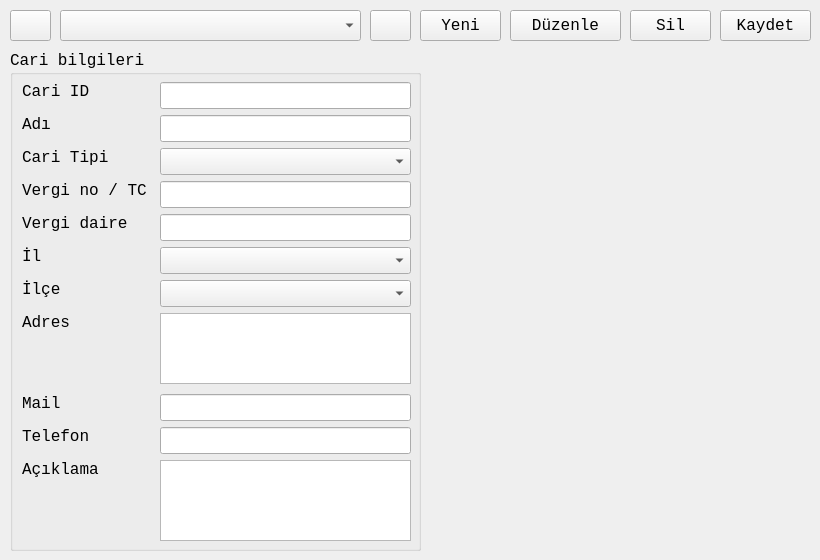
Old version of the form carikartlardialog.ui in the repository mamoo81/bhss.
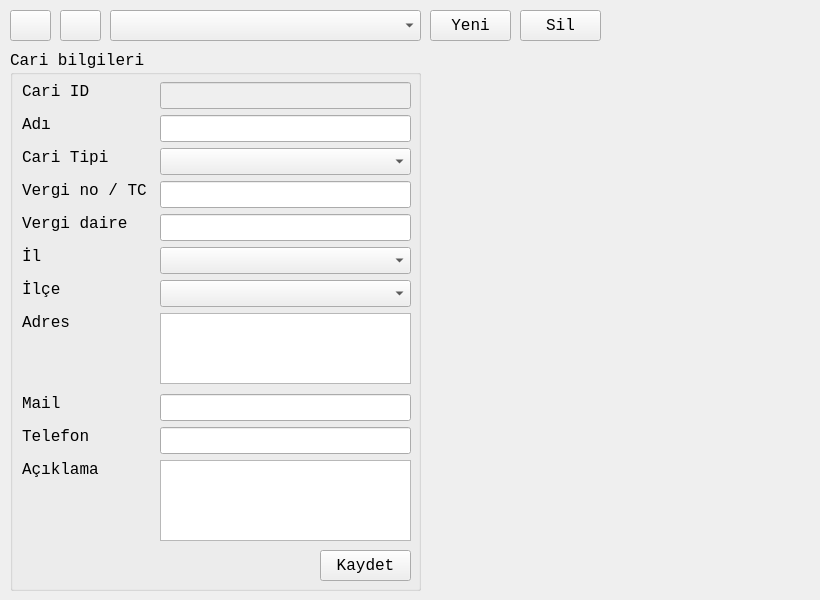
New version of the form. Icons and pictures are not drawn.

Diff of the .ui file:
```diff
--- a/carikartlardialog.ui
+++ b/carikartlardialog.ui
@@ -7,13 +7,19 @@
     <x>0</x>
     <y>0</y>
     <width>820</width>
-    <height>560</height>
+    <height>600</height>
    </rect>
   </property>
   <property name="minimumSize">
    <size>
     <width>820</width>
-    <height>560</height>
+    <height>600</height>
+   </size>
+  </property>
+  <property name="maximumSize">
+   <size>
+    <width>820</width>
+    <height>600</height>
    </size>
   </property>
   <property name="font">
@@ -25,10 +31,10 @@
   <property name="windowTitle">
    <string>Cari Kartlar</string>
   </property>
-  <widget class="QToolButton" name="toolButton">
+  <widget class="QToolButton" name="YenitoolButton">
    <property name="geometry">
     <rect>
-     <x>420</x>
+     <x>430</x>
      <y>10</y>
      <width>81</width>
      <height>31</height>
@@ -51,36 +57,10 @@
     <enum>Qt::ToolButtonTextBesideIcon</enum>
    </property>
   </widget>
-  <widget class="QToolButton" name="toolButton_2">
+  <widget class="QToolButton" name="SiltoolButton">
    <property name="geometry">
     <rect>
-     <x>510</x>
-     <y>10</y>
-     <width>111</width>
-     <height>31</height>
-    </rect>
-   </property>
-   <property name="text">
-    <string>Düzenle</string>
-   </property>
-   <property name="icon">
-    <iconset resource="images.qrc">
-     <normaloff>:/images/ui/registration-user.png</normaloff>:/images/ui/registration-user.png</iconset>
-   </property>
-   <property name="iconSize">
-    <size>
-     <width>32</width>
-     <height>32</height>
-    </size>
-   </property>
-   <property name="toolButtonStyle">
-    <enum>Qt::ToolButtonTextBesideIcon</enum>
-   </property>
-  </widget>
-  <widget class="QToolButton" name="toolButton_3">
-   <property name="geometry">
-    <rect>
-     <x>630</x>
+     <x>520</x>
      <y>10</y>
      <width>81</width>
      <height>31</height>
@@ -103,7 +83,7 @@
     <enum>Qt::ToolButtonTextBesideIcon</enum>
    </property>
   </widget>
-  <widget class="QToolButton" name="toolButton_4">
+  <widget class="QToolButton" name="GeritoolButton">
    <property name="geometry">
     <rect>
      <x>10</x>
@@ -129,75 +109,49 @@
     <enum>Qt::ToolButtonTextBesideIcon</enum>
    </property>
   </widget>
-  <widget class="QToolButton" name="toolButton_6">
-   <property name="geometry">
-    <rect>
-     <x>370</x>
-     <y>10</y>
-     <width>41</width>
-     <height>31</height>
-    </rect>
-   </property>
-   <property name="text">
-    <string/>
-   </property>
-   <property name="icon">
-    <iconset resource="images.qrc">
-     <normaloff>:/images/ui/forward-100.png</normaloff>:/images/ui/forward-100.png</iconset>
-   </property>
-   <property name="iconSize">
-    <size>
-     <width>32</width>
-     <height>32</height>
-    </size>
-   </property>
-   <property name="toolButtonStyle">
-    <enum>Qt::ToolButtonTextBesideIcon</enum>
-   </property>
-  </widget>
-  <widget class="QComboBox" name="comboBox">
+  <widget class="QToolButton" name="ileritoolButton">
    <property name="geometry">
     <rect>
      <x>60</x>
      <y>10</y>
-     <width>301</width>
-     <height>31</height>
-    </rect>
-   </property>
-  </widget>
-  <widget class="QToolButton" name="toolButton_5">
-   <property name="geometry">
-    <rect>
-     <x>720</x>
-     <y>10</y>
-     <width>91</width>
+     <width>41</width>
      <height>31</height>
     </rect>
    </property>
    <property name="text">
-    <string>Kaydet</string>
+    <string/>
    </property>
    <property name="icon">
     <iconset resource="images.qrc">
-     <normaloff>:/images/ui/check.png</normaloff>:/images/ui/check.png</iconset>
+     <normaloff>:/images/ui/forward-100.png</normaloff>:/images/ui/forward-100.png</iconset>
    </property>
    <property name="iconSize">
     <size>
-     <width>24</width>
-     <height>24</height>
+     <width>32</width>
+     <height>32</height>
     </size>
    </property>
    <property name="toolButtonStyle">
     <enum>Qt::ToolButtonTextBesideIcon</enum>
    </property>
   </widget>
+  <widget class="QComboBox" name="CaricomboBox">
+   <property name="geometry">
+    <rect>
+     <x>110</x>
+     <y>10</y>
+     <width>311</width>
+     <height>31</height>
+    </rect>
+   </property>
+  </widget>
   <widget class="QGroupBox" name="groupBox">
    <property name="geometry">
     <rect>
      <x>10</x>
      <y>50</y>
      <width>411</width>
-     <height>501</height>
+     <height>541</height>
     </rect>
    </property>
    <property name="title">
@@ -216,7 +170,10 @@
      <string>Cari ID</string>
     </property>
    </widget>
-   <widget class="QLineEdit" name="lineEdit">
+   <widget class="QLineEdit" name="CariIDlineEdit">
+    <property name="enabled">
+     <bool>false</bool>
+    </property>
     <property name="geometry">
      <rect>
       <x>150</x>
@@ -239,7 +196,7 @@
      <string>Adı</string>
     </property>
    </widget>
-   <widget class="QLineEdit" name="lineEdit_2">
+   <widget class="QLineEdit" name="CariAdlineEdit">
     <property name="geometry">
      <rect>
       <x>150</x>
@@ -248,8 +205,11 @@
       <height>27</height>
      </rect>
     </property>
+    <property name="clearButtonEnabled">
+     <bool>true</bool>
+    </property>
    </widget>
-   <widget class="QLineEdit" name="lineEdit_3">
+   <widget class="QLineEdit" name="VergiNolineEdit">
     <property name="geometry">
      <rect>
       <x>150</x>
@@ -258,6 +218,9 @@
       <height>27</height>
      </rect>
     </property>
+    <property name="clearButtonEnabled">
+     <bool>true</bool>
+    </property>
    </widget>
    <widget class="QLabel" name="label_3">
     <property name="geometry">
@@ -285,7 +248,7 @@
      <string>Cari Tipi</string>
     </property>
    </widget>
-   <widget class="QComboBox" name="comboBox_2">
+   <widget class="QComboBox" name="CariTipcomboBox">
     <property name="geometry">
      <rect>
       <x>150</x>
@@ -308,7 +271,7 @@
      <string>Vergi daire</string>
     </property>
    </widget>
-   <widget class="QLineEdit" name="lineEdit_4">
+   <widget class="QLineEdit" name="VergiDairelineEdit">
     <property name="geometry">
      <rect>
       <x>150</x>
@@ -317,6 +280,9 @@
       <height>27</height>
      </rect>
     </property>
+    <property name="clearButtonEnabled">
+     <bool>true</bool>
+    </property>
    </widget>
    <widget class="QLabel" name="label_6">
     <property name="geometry">
@@ -331,7 +297,7 @@
      <string>İlçe</string>
     </property>
    </widget>
-   <widget class="QComboBox" name="comboBox_3">
+   <widget class="QComboBox" name="ilcecomboBox">
     <property name="geometry">
      <rect>
       <x>150</x>
@@ -354,7 +320,7 @@
      <string>İl</string>
     </property>
    </widget>
-   <widget class="QComboBox" name="comboBox_4">
+   <widget class="QComboBox" name="ilcomboBox">
     <property name="geometry">
      <rect>
       <x>150</x>
@@ -377,7 +343,7 @@
      <string>Adres</string>
     </property>
    </widget>
-   <widget class="QTextEdit" name="textEdit">
+   <widget class="QTextEdit" name="AdrestextEdit">
     <property name="geometry">
      <rect>
       <x>150</x>
@@ -400,7 +366,7 @@
      <string>Mail</string>
     </property>
    </widget>
-   <widget class="QLineEdit" name="lineEdit_5">
+   <widget class="QLineEdit" name="MaillineEdit">
     <property name="geometry">
      <rect>
       <x>150</x>
@@ -409,6 +375,9 @@
       <height>27</height>
      </rect>
     </property>
+    <property name="clearButtonEnabled">
+     <bool>true</bool>
+    </property>
    </widget>
    <widget class="QLabel" name="label_10">
     <property name="geometry">
@@ -423,7 +392,7 @@
      <string>Telefon</string>
     </property>
    </widget>
-   <widget class="QLineEdit" name="lineEdit_6">
+   <widget class="QLineEdit" name="TelefonlineEdit">
     <property name="geometry">
      <rect>
       <x>150</x>
@@ -432,6 +401,9 @@
       <height>27</height>
      </rect>
     </property>
+    <property name="clearButtonEnabled">
+     <bool>true</bool>
+    </property>
    </widget>
    <widget class="QLabel" name="label_11">
     <property name="geometry">
@@ -446,7 +418,7 @@
      <string>Açıklama</string>
     </property>
    </widget>
-   <widget class="QTextEdit" name="textEdit_2">
+   <widget class="QTextEdit" name="AciklamatextEdit">
     <property name="geometry">
      <rect>
       <x>150</x>
@@ -456,6 +428,32 @@
      </rect>
     </property>
    </widget>
+   <widget class="QToolButton" name="KaydettoolButton">
+    <property name="geometry">
+     <rect>
+      <x>310</x>
+      <y>500</y>
+      <width>91</width>
+      <height>31</height>
+     </rect>
+    </property>
+    <property name="text">
+     <string>Kaydet</string>
+    </property>
+    <property name="icon">
+     <iconset resource="images.qrc">
+      <normaloff>:/images/ui/check.png</normaloff>:/images/ui/check.png</iconset>
+    </property>
+    <property name="iconSize">
+     <size>
+      <width>24</width>
+      <height>24</height>
+     </size>
+    </property>
+    <property name="toolButtonStyle">
+     <enum>Qt::ToolButtonTextBesideIcon</enum>
+    </property>
+   </widget>
   </widget>
  </widget>
  <resources>
```
